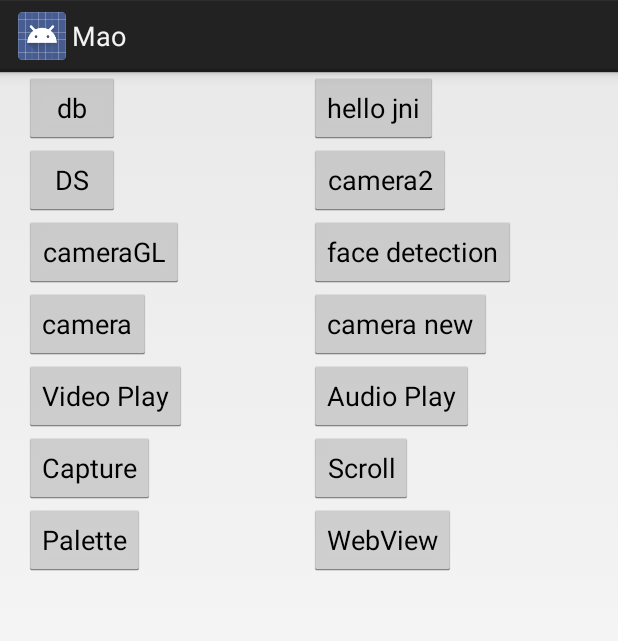
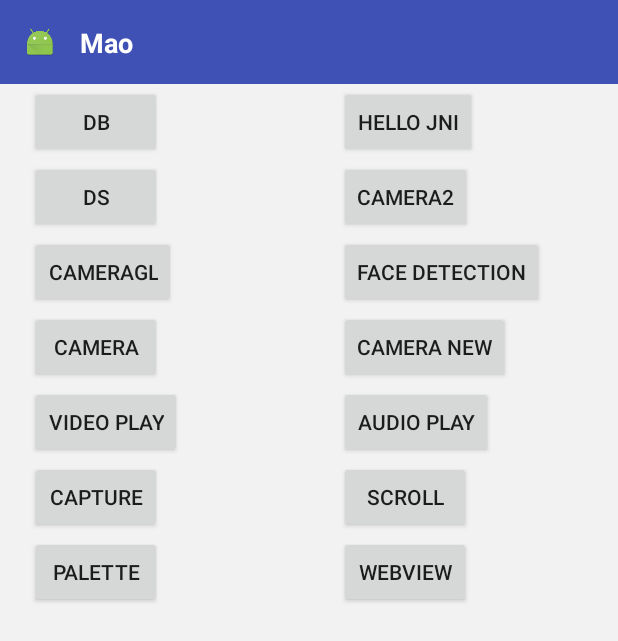
Before and after one commit to vipycm/mao-android, an Android app: the screen it shows after launch (MainActivity), on a phone screen of 412 x 824 dp. Shown: the top 641 px of the screen. Run offline under Robolectric (Android 15) with nearby library versions, the phone set to English and light mode, and no system bars; our stand-ins replace data binding; 9 statements that could not run were skipped.

Commit message:
沉浸式状态栏

```diff
--- a/app/src/main/AndroidManifest.xml
+++ b/app/src/main/AndroidManifest.xml
@@ -16,7 +16,9 @@
         android:supportsRtl="true"
         android:theme="@style/AppTheme"
         tools:ignore="GoogleAppIndexingWarning">
-        <activity android:name=".ui.MainActivity">
+        <activity
+            android:name=".ui.MainActivity"
+            android:theme="@style/AppTheme">
             <intent-filter>
                 <action android:name="android.intent.action.MAIN" />
 
--- a/app/src/main/java/com/vipycm/mao/ui/MainActivity.java
+++ b/app/src/main/java/com/vipycm/mao/ui/MainActivity.java
@@ -3,8 +3,8 @@ package com.vipycm.mao.ui;
 import android.content.Intent;
 import android.databinding.DataBindingUtil;
 import android.os.Bundle;
-import android.support.v4.app.FragmentActivity;
 import android.support.v4.app.FragmentTransaction;
+import android.support.v7.app.AppCompatActivity;
 import android.view.View;
 
 import com.vipycm.commons.MaoLog;
@@ -21,7 +21,7 @@ import java.util.List;
  * MainActivity
  * Created by mao on 16-12-29.
  */
-public class MainActivity extends FragmentActivity implements OnMainFragmentInteraction {
+public class MainActivity extends AppCompatActivity implements OnMainFragmentInteraction {
 
     private MaoLog log = MaoLog.getLogger(this.getClass().getSimpleName());
     private static final List<FuncItem> FUNC_ITEMS = new ArrayList<>();
--- a/app/src/main/res/layout/activity_main.xml
+++ b/app/src/main/res/layout/activity_main.xml
@@ -1,8 +1,19 @@
 <?xml version="1.0" encoding="utf-8"?>
 <layout xmlns:android="http://schemas.android.com/apk/res/android">
 
-    <FrameLayout
-        android:id="@+id/fragment_container"
+    <LinearLayout
         android:layout_width="match_parent"
-        android:layout_height="match_parent" />
+        android:layout_height="match_parent"
+        android:orientation="vertical">
+
+        <include
+            android:id="@+id/layout_tool_bar"
+            layout="@layout/layout_tool_bar" />
+
+        <FrameLayout
+            android:id="@+id/fragment_container"
+            android:layout_width="match_parent"
+            android:layout_height="0dp"
+            android:layout_weight="1" />
+    </LinearLayout>
 </layout>
--- a/app/src/main/res/layout/fragment_main.xml
+++ b/app/src/main/res/layout/fragment_main.xml
@@ -1,12 +1,8 @@
 <?xml version="1.0" encoding="utf-8"?>
-<layout xmlns:android="http://schemas.android.com/apk/res/android"
-    xmlns:tools="http://schemas.android.com/tools">
+<layout xmlns:android="http://schemas.android.com/apk/res/android">
 
     <android.support.v7.widget.RecyclerView
         android:id="@+id/list"
         android:layout_width="match_parent"
-        android:layout_height="match_parent"
-        android:layout_marginLeft="16dp"
-        android:layout_marginRight="16dp"
-        tools:listitem="@layout/item_func" />
+        android:layout_height="match_parent" />
 </layout>
--- a/app/src/main/res/layout/item_func.xml
+++ b/app/src/main/res/layout/item_func.xml
@@ -1,18 +1,18 @@
 <?xml version="1.0" encoding="utf-8"?>
-<layout xmlns:android="http://schemas.android.com/apk/res/android">
+<layout xmlns:android="http://schemas.android.com/apk/res/android"
+    xmlns:app="http://schemas.android.com/apk/res-auto">
 
     <android.support.constraint.ConstraintLayout
-        android:layout_width="wrap_content"
-        android:layout_height="wrap_content">
-        <android.support.constraint.Guideline
-            android:orientation="horizontal"
-            android:layout_width="wrap_content"
-            android:layout_height="wrap_content" />
+        android:layout_width="match_parent"
+        android:layout_height="50dp">
 
         <Button
             android:id="@+id/btn_func_item"
             android:layout_width="wrap_content"
             android:layout_height="wrap_content"
-            android:layout_margin="4dp" />
+            android:layout_marginStart="20dp"
+            app:layout_constraintBottom_toBottomOf="parent"
+            app:layout_constraintStart_toStartOf="parent"
+            app:layout_constraintTop_toTopOf="parent" />
     </android.support.constraint.ConstraintLayout>
 </layout>
--- /dev/null
+++ b/app/src/main/res/layout/layout_tool_bar.xml
@@ -0,0 +1,34 @@
+<?xml version="1.0" encoding="utf-8"?>
+<layout xmlns:android="http://schemas.android.com/apk/res/android"
+    xmlns:app="http://schemas.android.com/apk/res-auto">
+
+    <android.support.constraint.ConstraintLayout
+        android:layout_width="match_parent"
+        android:layout_height="?attr/actionBarSize"
+        android:background="@color/colorPrimary">
+
+        <ImageView
+            android:id="@+id/iv_logo"
+            android:layout_width="21dp"
+            android:layout_height="21dp"
+            android:layout_marginStart="16dp"
+            android:src="@mipmap/ic_launcher"
+            app:layout_constraintBottom_toBottomOf="parent"
+            app:layout_constraintStart_toStartOf="parent"
+            app:layout_constraintTop_toTopOf="parent" />
+
+        <TextView
+            android:id="@+id/tv_title"
+            android:layout_width="wrap_content"
+            android:layout_height="wrap_content"
+            android:layout_marginStart="16dp"
+            android:text="@string/app_name"
+            android:textColor="@color/white"
+            android:textSize="18sp"
+            android:textStyle="bold"
+            app:layout_constraintBottom_toBottomOf="parent"
+            app:layout_constraintStart_toEndOf="@+id/iv_logo"
+            app:layout_constraintTop_toTopOf="parent" />
+
+    </android.support.constraint.ConstraintLayout>
+</layout>
--- a/app/src/main/res/values/colors.xml
+++ b/app/src/main/res/values/colors.xml
@@ -3,4 +3,7 @@
     <color name="colorPrimary">#3F51B5</color>
     <color name="colorPrimaryDark">#303F9F</color>
     <color name="colorAccent">#FF4081</color>
+    <color name="white">#FFFFFF</color>
+    <color name="translate">#00000000</color>
+    <color name="windowBackground">#F2F2F2</color>
 </resources>
--- a/app/src/main/res/values/styles.xml
+++ b/app/src/main/res/values/styles.xml
@@ -1,8 +1,11 @@
 <resources>
 
     <!-- Base application theme. -->
-    <style name="AppTheme" parent="android:Theme.Holo.Light.DarkActionBar">
-        <!-- Customize your theme here. -->
+    <style name="AppTheme" parent="Theme.AppCompat.Light.NoActionBar">
+        <item name="android:windowTranslucentStatus">false</item>
+        <item name="android:windowDrawsSystemBarBackgrounds">true</item>
+        <item name="android:statusBarColor">@color/colorPrimaryDark</item>
+        <item name="android:windowBackground">@color/windowBackground</item>
     </style>
 
 </resources>
```
